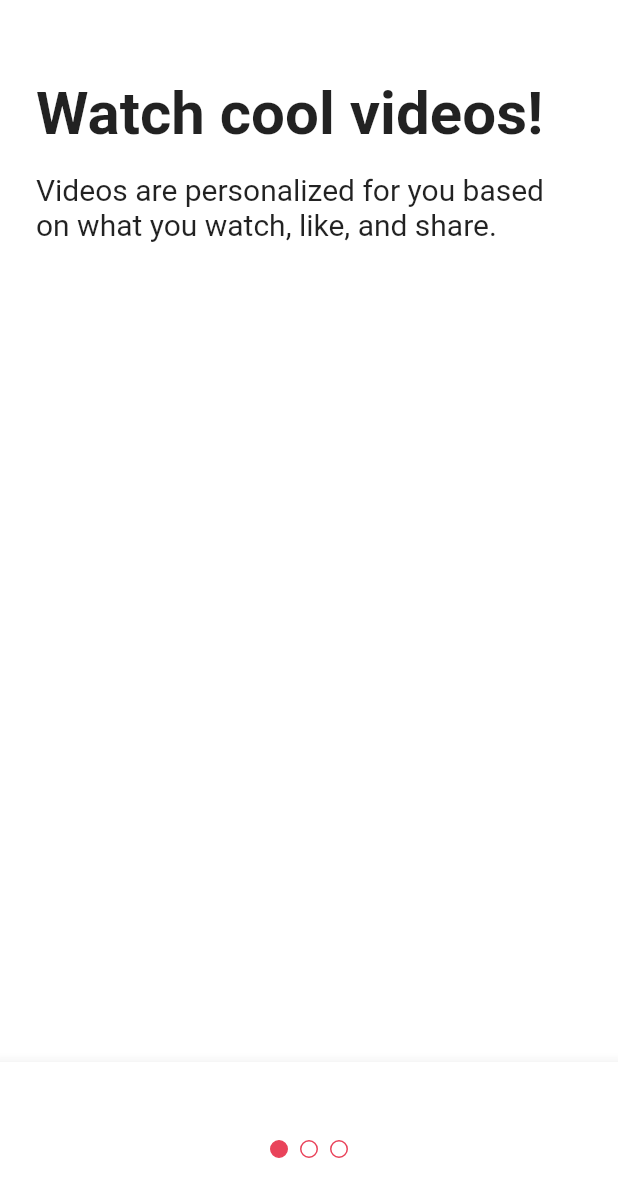
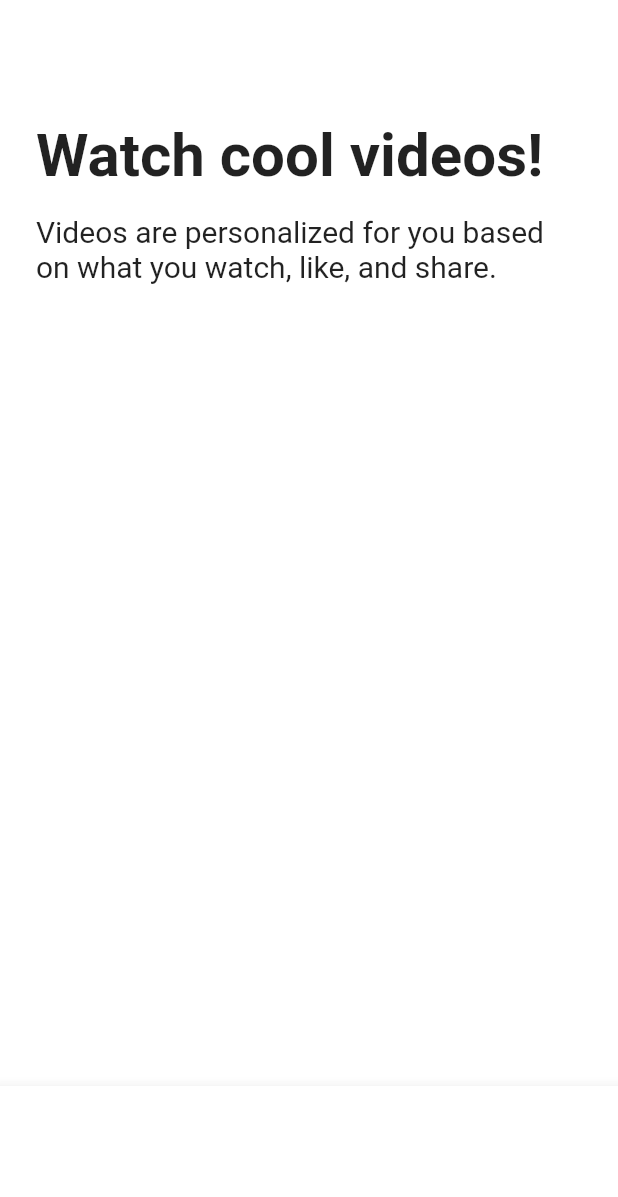
Before and after one commit to Junhyung-Won/flutter-tiktok, a Flutter app: the screen it shows after launch, after a tap on "Next", on a phone screen of 412 x 824 dp. Shown: the top 1197 px of the screen. Run offline on Flutter 3.47's test engine with Material 2 defaults, Android fonts, the phone set to English and light mode, and no system bars; our stand-ins replace font_awesome_flutter.

Commit message:
New tutorial screen added

```diff
--- a/lib/features/onboarding/interests_screen.dart
+++ b/lib/features/onboarding/interests_screen.dart
@@ -1,7 +1,7 @@
 import 'package:flutter/material.dart';
 import 'package:flutter_tiktok_clone/constants/gaps.dart';
 import 'package:flutter_tiktok_clone/constants/sizes.dart';
-import 'package:flutter_tiktok_clone/features/onboarding/tutorial_screen.dart';
+import 'package:flutter_tiktok_clone/features/onboarding/tutorial_screen_v2.dart';
 import 'package:flutter_tiktok_clone/features/onboarding/widgets/interest_button.dart';
 
 const interests = [
@@ -85,7 +85,7 @@ class _InterestsScreenState extends State<InterestsScreen> {
     Navigator.push(
       context,
       MaterialPageRoute(
-        builder: (context) => const TutorialScreen(),
+        builder: (context) => const TutorialScreen2(),
       ),
     );
   }
--- /dev/null
+++ b/lib/features/onboarding/tutorial_screen_v2.dart
@@ -0,0 +1,119 @@
+import 'package:flutter/cupertino.dart';
+import 'package:flutter/material.dart';
+import 'package:flutter_tiktok_clone/constants/gaps.dart';
+import 'package:flutter_tiktok_clone/constants/sizes.dart';
+
+enum Direction { right, left }
+
+enum Page { first, second }
+
+class TutorialScreen2 extends StatefulWidget {
+  const TutorialScreen2({super.key});
+
+  @override
+  State<TutorialScreen2> createState() => _TutorialScreen2State();
+}
+
+class _TutorialScreen2State extends State<TutorialScreen2> {
+  Direction _direction = Direction.right;
+  Page _showingPage = Page.first;
+
+  void _onPanUpdate(DragUpdateDetails details) {
+    if (details.delta.dx > 0) {
+      setState(() {
+        _direction = Direction.right;
+      });
+    } else {
+      setState(() {
+        _direction = Direction.left;
+      });
+    }
+  }
+
+  void _onPanEnd(DragEndDetails detail) {
+    if (_direction == Direction.left) {
+      setState(() {
+        _showingPage = Page.second;
+      });
+    } else {
+      setState(() {
+        _showingPage = Page.first;
+      });
+    }
+  }
+
+  @override
+  Widget build(BuildContext context) {
+    return GestureDetector(
+      onPanUpdate: _onPanUpdate,
+      onPanEnd: _onPanEnd,
+      child: Scaffold(
+        body: Padding(
+          padding: const EdgeInsets.symmetric(horizontal: Sizes.size24),
+          child: SafeArea(
+            child: AnimatedCrossFade(
+              firstChild: Column(
+                  crossAxisAlignment: CrossAxisAlignment.start,
+                  children: const [
+                    Gaps.v80,
+                    Text(
+                      "Watch cool videos!",
+                      style: TextStyle(
+                        fontSize: Sizes.size40,
+                        fontWeight: FontWeight.bold,
+                      ),
+                    ),
+                    Gaps.v16,
+                    Text(
+                      "Videos are personalized for you based on what you watch, like, and share.",
+                      style: TextStyle(
+                        fontSize: Sizes.size20,
+                      ),
+                    )
+                  ]),
+              secondChild: Column(
+                  crossAxisAlignment: CrossAxisAlignment.start,
+                  children: const [
+                    Gaps.v80,
+                    Text(
+                      "Follow the rules",
+                      style: TextStyle(
+                        fontSize: Sizes.size40,
+                        fontWeight: FontWeight.bold,
+                      ),
+                    ),
+                    Gaps.v16,
+                    Text(
+                      "Videos are personalized for you based on what you watch, like, and share.",
+                      style: TextStyle(
+                        fontSize: Sizes.size20,
+                      ),
+                    )
+                  ]),
+              crossFadeState: _showingPage == Page.first
+                  ? CrossFadeState.showFirst
+                  : CrossFadeState.showSecond,
+              duration: const Duration(milliseconds: 300),
+            ),
+          ),
+        ),
+        bottomNavigationBar: BottomAppBar(
+          child: Padding(
+              padding: const EdgeInsets.symmetric(
+                vertical: Sizes.size24,
+                horizontal: Sizes.size24,
+              ),
+              child: AnimatedOpacity(
+                duration: const Duration(milliseconds: 300),
+                opacity: _showingPage == Page.first ? 0 : 1,
+                child: CupertinoButton(
+                  onPressed: () {},
+                  color: Theme.of(context).primaryColor,
+                  child: const Text('Enter the app!'),
+                ),
+              )),
+        ),
+      ),
+    );
+  }
+}
```
